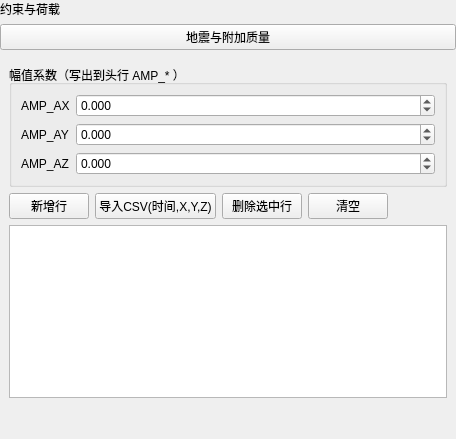
Old version of the form plugins/Base_PhysicalField/SeismicAndAddedMassPage.ui in the repository asd977/base_cae.
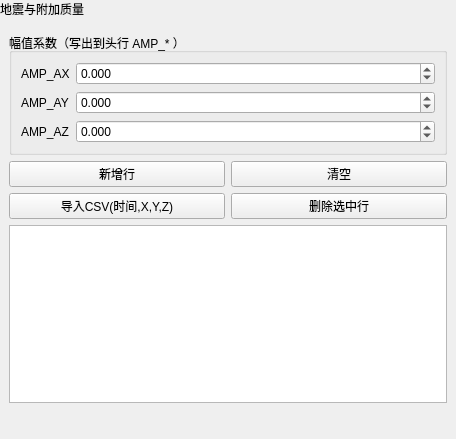
New version of the form.

What changed in the file:
```diff
--- a/plugins/Base_PhysicalField/SeismicAndAddedMassPage.ui
+++ b/plugins/Base_PhysicalField/SeismicAndAddedMassPage.ui
@@ -23,6 +23,9 @@
    <property name="rightMargin">
     <number>0</number>
    </property>
+   <property name="bottomMargin">
+    <number>0</number>
+   </property>
    <item>
     <widget class="QLabel" name="pageNameLabel">
      <property name="sizePolicy">
@@ -32,19 +35,6 @@
       </sizepolicy>
      </property>
      <property name="text">
-      <string>约束与荷载</string>
-     </property>
-    </widget>
-   </item>
-   <item>
-    <widget class="QPushButton" name="sectionTitleButton">
-     <property name="sizePolicy">
-      <sizepolicy hsizetype="Ignored" vsizetype="Fixed">
-       <horstretch>0</horstretch>
-       <verstretch>0</verstretch>
-      </sizepolicy>
-     </property>
-     <property name="text">
       <string>地震与附加质量</string>
      </property>
     </widget>
@@ -83,6 +73,12 @@
            <property name="maximum">
             <double>1000000000000.000000000000000</double>
            </property>
+           <property name="minimumSize">
+            <size>
+             <width>10</width>
+             <height>0</height>
+            </size>
+           </property>
           </widget>
          </item>
          <item row="1" column="1">
@@ -96,6 +92,12 @@
            <property name="maximum">
             <double>1000000000000.000000000000000</double>
            </property>
+           <property name="minimumSize">
+            <size>
+             <width>10</width>
+             <height>0</height>
+            </size>
+           </property>
           </widget>
          </item>
          <item row="0" column="0">
@@ -122,13 +124,21 @@
            <property name="maximum">
             <double>1000000000000.000000000000000</double>
            </property>
+           <property name="minimumSize">
+            <size>
+             <width>10</width>
+             <height>0</height>
+            </size>
+           </property>
           </widget>
          </item>
         </layout>
        </widget>
       </item>
       <item>
-       <layout class="QHBoxLayout" name="hlButtons">
+       <layout class="QVBoxLayout" name="hlButtons">
+        <item>
+         <layout class="QHBoxLayout" name="btnRow1">
         <item>
          <widget class="QPushButton" name="btnAddRow">
           <property name="text">
@@ -137,6 +147,17 @@
          </widget>
         </item>
         <item>
+           <widget class="QPushButton" name="btnClear">
+            <property name="text">
+             <string>清空</string>
+            </property>
+           </widget>
+          </item>
+         </layout>
+        </item>
+        <item>
+         <layout class="QHBoxLayout" name="btnRow2">
+          <item>
          <widget class="QPushButton" name="btnImportCsv">
           <property name="text">
            <string>导入CSV(时间,X,Y,Z)</string>
@@ -150,31 +171,38 @@
           </property>
          </widget>
         </item>
-        <item>
-         <widget class="QPushButton" name="btnClear">
-          <property name="text">
-           <string>清空</string>
-          </property>
-         </widget>
+         </layout>
         </item>
+       </layout>
+      </item>
         <item>
-         <spacer name="spBtn">
-          <property name="orientation">
-           <enum>Qt::Horizontal</enum>
-          </property>
-          <property name="sizeHint" stdset="0">
+       <widget class="QTableWidget" name="tableSeismic">
+        <attribute name="horizontalHeaderStretchLastSection">
+         <bool>true</bool>
+        </attribute>
+        <property name="minimumSize">
            <size>
-            <width>40</width>
-            <height>20</height>
-           </size>
-          </property>
-         </spacer>
-        </item>
-       </layout>
-      </item>
-      <item>
-       <widget class="QTableWidget" name="tableSeismic"/>
-      </item>
+          <width>10</width>
+          <height>0</height>
+         </size>
+        </property>
+       </widget>
+      </item>
+      <property name="leftMargin">
+       <number>9</number>
+      </property>
+      <property name="topMargin">
+       <number>9</number>
+      </property>
+      <property name="rightMargin">
+       <number>9</number>
+      </property>
+      <property name="bottomMargin">
+       <number>9</number>
+      </property>
+      <property name="spacing">
+       <number>6</number>
+      </property>
      </layout>
     </widget>
    </item>
```
Left out of the diff: 8 changed lines with no effect on the pictures. Lines whose indentation alone changed are shown as unchanged.
